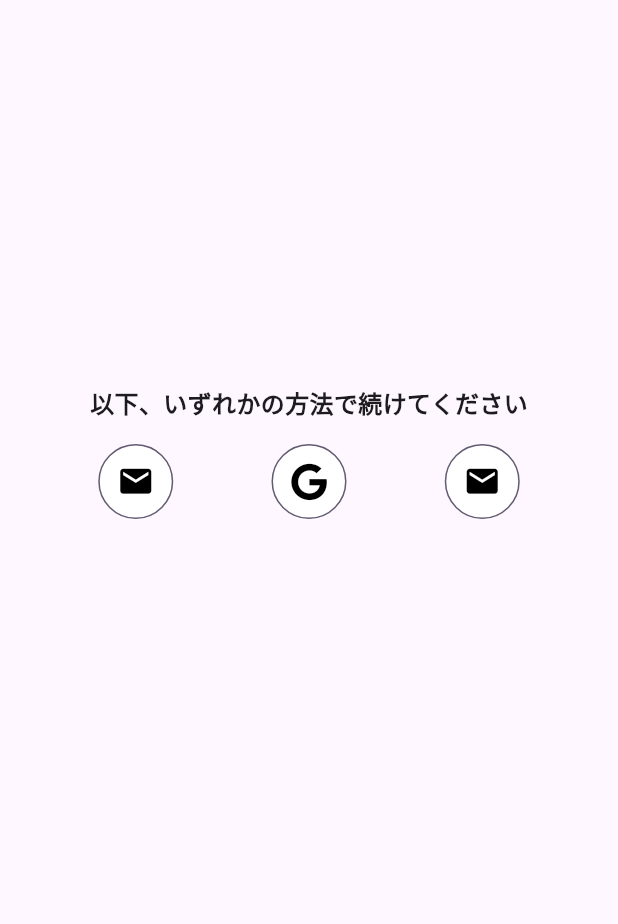
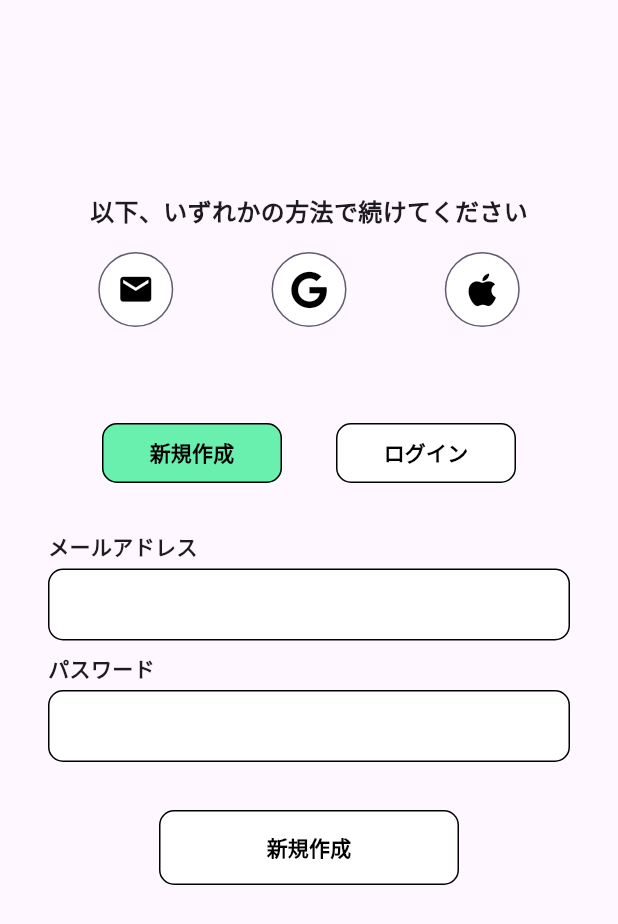
Before and after one commit to Terurinpic/share_data, a Flutter app: the screen it shows after launch, after a tap on the "mail" icon, on a phone screen of 412 x 824 dp. Shown: the top 924 px of the screen. Run offline on Flutter 3.47's test engine with Material 3 defaults, Android fonts, the light colour scheme and no system bars; our stand-ins replace flutter_hooks, font_awesome_flutter, freezed_annotation, hooks_riverpod, supabase_flutter; accounts and stored records are empty.

Commit message:
improved ui

```diff
--- a/lib/dialogs/center_one_dialog.dart
+++ b/lib/dialogs/center_one_dialog.dart
@@ -20,8 +20,8 @@ class CenterOneDialog {
 
   Future<void> show({
     required String contents,
-    required String buttonTitle,
-    required Function() onTapButton,
+    required String firstButtonTitle,
+    required Function() onTapFirstButton,
     TextStyle titleStyle = TextStyleConst.body14Regular,
   }) {
     return showDialog<void>(
@@ -59,7 +59,7 @@ class CenterOneDialog {
               Padding(
                 padding: const EdgeInsets.symmetric(horizontal: 50),
                 child: GestureDetector(
-                  onTap: onTapButton,
+                  onTap: onTapFirstButton,
                   child: Container(
                     height: 50,
                     width: double.infinity,
@@ -75,7 +75,7 @@ class CenterOneDialog {
                     ),
                     child: Center(
                       child: Text(
-                        buttonTitle,
+                        firstButtonTitle,
                         style: titleStyle,
                       ),
                     ),
--- /dev/null
+++ b/lib/screens/authentication/body.dart
@@ -0,0 +1,99 @@
+import 'package:flutter/material.dart';
+
+import 'package:font_awesome_flutter/font_awesome_flutter.dart';
+import 'package:hooks_riverpod/hooks_riverpod.dart';
+
+import 'package:share_data/components/circle_button_with_icon_component.dart';
+import 'package:share_data/const/color_const.dart';
+import 'package:share_data/const/sentence_const.dart';
+import 'package:share_data/const/text_style_const.dart';
+import 'package:share_data/screens/authentication/controller.dart';
+import 'package:share_data/screens/authentication/section/email_section.dart';
+import 'package:share_data/screens/authentication/state_notifier.dart';
+
+class AuthenticationBody extends ConsumerWidget {
+  const AuthenticationBody({
+    super.key,
+    required this.emailTextEditingController,
+    required this.passwordTextEditingController,
+  });
+
+  final TextEditingController emailTextEditingController;
+  final TextEditingController passwordTextEditingController;
+
+  @override
+  Widget build(BuildContext context, WidgetRef ref) {
+    // controller
+    final authenticationController = ref.read(authenticationControllerProvider);
+
+    // state notifier
+    final isShowEmailAuthentication = ref.watch(
+      authenticationStateNotifierProvider.select(
+        (value) => value.isShowEmailAuthentication,
+      ),
+    );
+
+    return SingleChildScrollView(
+      child: Column(
+        children: [
+          const SizedBox(
+            height: 128,
+          ),
+          const Text(
+            SentenceConst.authenticationChoice,
+            style: TextStyleConst.body16Bold,
+          ),
+          const SizedBox(
+            height: 16,
+          ),
+          Row(
+            mainAxisAlignment: MainAxisAlignment.spaceEvenly,
+            children: [
+              CircleButtonWithIconComponent(
+                onTap: () {
+                  authenticationController.onTapEmail();
+                },
+                buttonSize: 50,
+                iconData: Icons.mail,
+                iconColor: ColorConst.colorsBlack,
+                buttonColor: ColorConst.colorsWhite,
+              ),
+              CircleButtonWithIconComponent(
+                onTap: () {
+                  authenticationController.onTapGoogle();
+                },
+                buttonSize: 50,
+                iconData: FontAwesomeIcons.google,
+                iconColor: ColorConst.colorsBlack,
+                buttonColor: ColorConst.colorsWhite,
+              ),
+              CircleButtonWithIconComponent(
+                onTap: () {
+                  authenticationController.onTapApple();
+                },
+                buttonSize: 50,
+                iconData: FontAwesomeIcons.apple,
+                iconColor: ColorConst.colorsBlack,
+                buttonColor: ColorConst.colorsWhite,
+              ),
+            ],
+          ),
+          const SizedBox(
+            height: 64,
+          ),
+          if (isShowEmailAuthentication)
+            Padding(
+              padding: const EdgeInsets.symmetric(horizontal: 32),
+              child: EmailSection(
+                emailTextEditingController: emailTextEditingController,
+                passwordTextEditingController: passwordTextEditingController,
+              ),
+            ),
+          const SizedBox(
+            height: 64,
+          ),
+        ],
+      ),
+    );
+  }
+}
--- a/lib/screens/authentication/screen.dart
+++ b/lib/screens/authentication/screen.dart
@@ -1,56 +1,19 @@
 import 'package:flutter/material.dart';
 
-import 'package:font_awesome_flutter/font_awesome_flutter.dart';
-
-import 'package:share_data/components/circle_button_with_icon_component.dart';
-import 'package:share_data/const/color_const.dart';
-import 'package:share_data/const/text_style_const.dart';
+import 'package:share_data/screens/authentication/body.dart';
 
 class AuthenticationScreen extends StatelessWidget {
   const AuthenticationScreen({super.key});
 
   @override
   Widget build(BuildContext context) {
+    final emailTextEditingController = TextEditingController();
+    final passwordTextEditingController = TextEditingController();
+
     return Scaffold(
-      body: Column(
-        children: [
-          const SizedBox(
-            height: 256,
-          ),
-          const Text(
-            '以下、いずれかの方法で続けてください',
-            style: TextStyleConst.body16Bold,
-          ),
-          const SizedBox(
-            height: 16,
-          ),
-          Row(
-            mainAxisAlignment: MainAxisAlignment.spaceEvenly,
-            children: [
-              CircleButtonWithIconComponent(
-                onTap: () {},
-                buttonSize: 50,
-                iconData: Icons.mail,
-                iconColor: ColorConst.colorsBlack,
-                buttonColor: ColorConst.colorsWhite,
-              ),
-              CircleButtonWithIconComponent(
-                onTap: () {},
-                buttonSize: 50,
-                iconData: FontAwesomeIcons.google,
-                iconColor: ColorConst.colorsBlack,
-                buttonColor: ColorConst.colorsWhite,
-              ),
-              CircleButtonWithIconComponent(
-                onTap: () {},
-                buttonSize: 50,
-                iconData: Icons.mail,
-                iconColor: ColorConst.colorsBlack,
-                buttonColor: ColorConst.colorsWhite,
-              ),
-            ],
-          )
-        ],
+      body: AuthenticationBody(
+        emailTextEditingController: emailTextEditingController,
+        passwordTextEditingController: passwordTextEditingController,
       ),
     );
   }
--- /dev/null
+++ b/lib/screens/authentication/section/email_section.dart
@@ -0,0 +1,105 @@
+import 'package:flutter/material.dart';
+
+import 'package:hooks_riverpod/hooks_riverpod.dart';
+
+import 'package:share_data/components/frame_rounded_button_component.dart';
+import 'package:share_data/components/title_text_field_component.dart';
+import 'package:share_data/const/color_const.dart';
+import 'package:share_data/screens/authentication/controller.dart';
+import 'package:share_data/screens/authentication/state_notifier.dart';
+
+class EmailSection extends ConsumerWidget {
+  const EmailSection({
+    super.key,
+    required this.emailTextEditingController,
+    required this.passwordTextEditingController,
+  });
+
+  final TextEditingController emailTextEditingController;
+  final TextEditingController passwordTextEditingController;
+
+  @override
+  Widget build(BuildContext context, WidgetRef ref) {
+    // controller
+    final authenticationController = ref.read(authenticationControllerProvider);
+
+    // state notifier
+    final isLogin = ref.watch(
+      authenticationStateNotifierProvider.select(
+        (value) => value.isLogin,
+      ),
+    );
+
+    return Column(
+      children: [
+        Row(
+          mainAxisAlignment: MainAxisAlignment.spaceEvenly,
+          children: [
+            FrameRoundedButtonComponent(
+              height: 40,
+              width: 120,
+              title: '新規作成',
+              onPressed: () {
+                authenticationController.onTapCreateAccount();
+              },
+              sideColor: ColorConst.colorsBlack,
+              buttonColor:
+                  isLogin ? ColorConst.colorsWhite : ColorConst.appColor,
+            ),
+            FrameRoundedButtonComponent(
+              height: 40,
+              width: 120,
+              title: 'ログイン',
+              onPressed: () {
+                authenticationController.onTapLoginAccount();
+              },
+              sideColor: ColorConst.colorsBlack,
+              buttonColor:
+                  isLogin ? ColorConst.appColor : ColorConst.colorsWhite,
+            ),
+          ],
+        ),
+        const SizedBox(
+          height: 32,
+        ),
+        TitleTextFieldComponent(
+          title: 'メールアドレス',
+          textEditingController: emailTextEditingController,
+          onChanged: (inputtedEmail) {
+            authenticationController.onChangedInputtedEmail(
+              inputtedEmail,
+            );
+          },
+        ),
+        const SizedBox(
+          height: 8,
+        ),
+        TitleTextFieldComponent(
+          title: 'パスワード',
+          textEditingController: passwordTextEditingController,
+          onChanged: (inputtedPassword) {
+            authenticationController.onChangedInputtedPassword(
+              inputtedPassword,
+            );
+          },
+        ),
+        const SizedBox(
+          height: 32,
+        ),
+        FrameRoundedButtonComponent(
+          height: 50,
+          width: 200,
+          title: isLogin ? 'ログイン' : '新規作成',
+          onPressed: () {
+            if (isLogin) {
+              authenticationController.onTapExecuteLoginAccount();
+            } else {
+              authenticationController.onTapCreateAccount();
+            }
+          },
+          sideColor: ColorConst.colorsBlack,
+        ),
+      ],
+    );
+  }
+}
```
